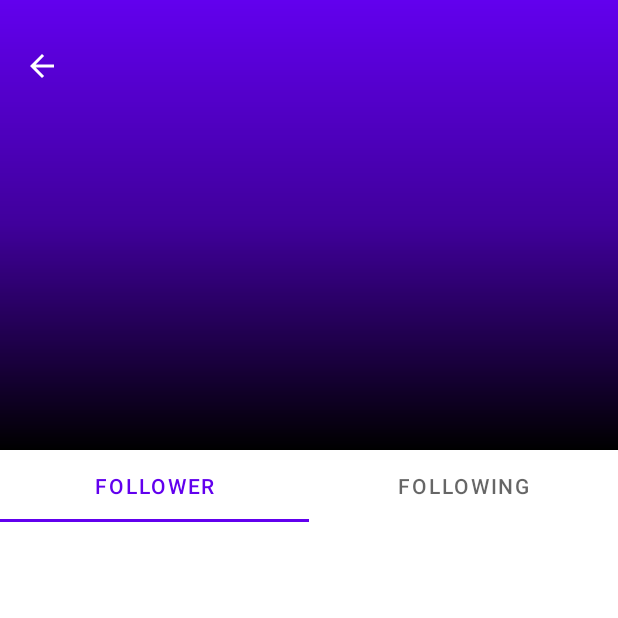
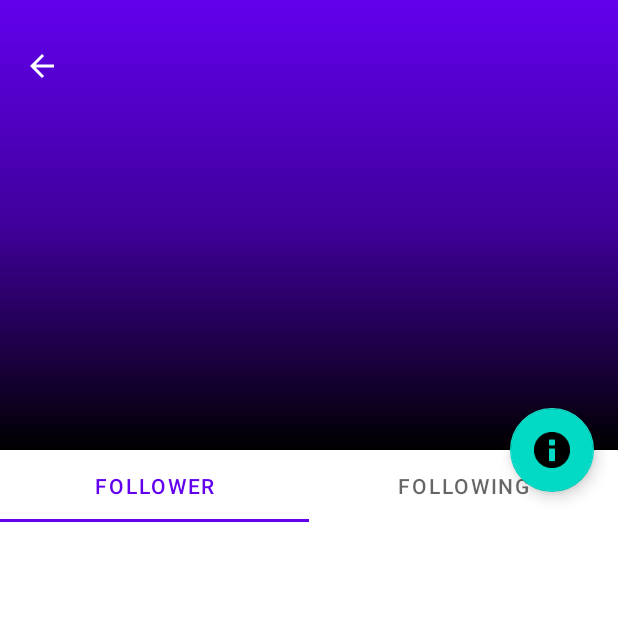
Before and after one commit to mrrezkii/Android-Kotlin-GithubUserSearch, an Android app: the DetailUserFragment screen opened through its navigation route, on a phone screen of 412 x 824 dp, the top half of it. Run offline under Robolectric (Android 15) with nearby library versions, the phone set to English and light mode, and no system bars; our stand-ins replace Timber; libraries missing offline, so code that uses them is left out: androidx.viewbinding, com.example.awesomedialog; pictures from the network do not load; 1 statement that could not run was skipped.

Commit message:
Add Detail User

```diff
--- a/app/build.gradle
+++ b/app/build.gradle
@@ -93,4 +93,5 @@ dependencies {
     implementation "androidx.viewpager2:viewpager2:1.0.0"
     implementation 'de.hdodenhof:circleimageview:3.1.0'
     implementation 'com.jakewharton.timber:timber:4.7.1'
+    implementation 'com.github.chnouman:AwesomeDialog:1.0.5'
 }
--- a/app/src/main/java/com/submission/githubusersearch/data/viewmodel/UserDetailViewModel.kt
+++ b/app/src/main/java/com/submission/githubusersearch/data/viewmodel/UserDetailViewModel.kt
@@ -13,6 +13,8 @@ class UserDetailViewModel(
 ) : ViewModel() {
 
     val usernameResponse: MutableLiveData<String> = MutableLiveData("")
+    val dataUser: MutableLiveData<UserResponse> = MutableLiveData()
+
     val userDetailResponse: MutableLiveData<Resource<UserResponse>> = MutableLiveData()
     val userFollowingResponse: MutableLiveData<Resource<List<UserResponse>>> = MutableLiveData()
     val userFollowerResponse: MutableLiveData<Resource<List<UserResponse>>> = MutableLiveData()
--- a/app/src/main/res/layout/fragment_detail_user.xml
+++ b/app/src/main/res/layout/fragment_detail_user.xml
@@ -100,4 +100,13 @@
 
     </androidx.core.widget.NestedScrollView>
 
+    <com.google.android.material.floatingactionbutton.FloatingActionButton
+        android:id="@+id/fab"
+        android:layout_width="wrap_content"
+        android:layout_height="wrap_content"
+        android:layout_margin="@dimen/margin_normal"
+        app:layout_anchor="@id/app_bar"
+        app:layout_anchorGravity="bottom|end"
+        app:srcCompat="@android:drawable/ic_dialog_info" />
+
 </androidx.coordinatorlayout.widget.CoordinatorLayout>
--- a/build.gradle
+++ b/build.gradle
@@ -19,6 +19,7 @@ allprojects {
     repositories {
         google()
         jcenter()
+        maven { url 'https://jitpack.io' }
     }
 }
 
```
Also changed, not shown: app/src/main/java/com/submission/githubusersearch/data/view/fragment/DetailUserFragment.kt (+42 -0 lines).
